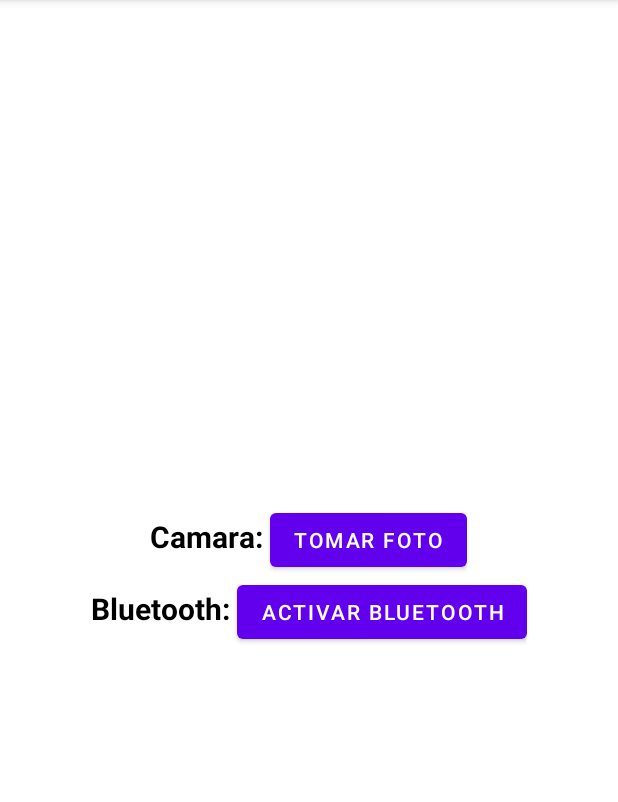
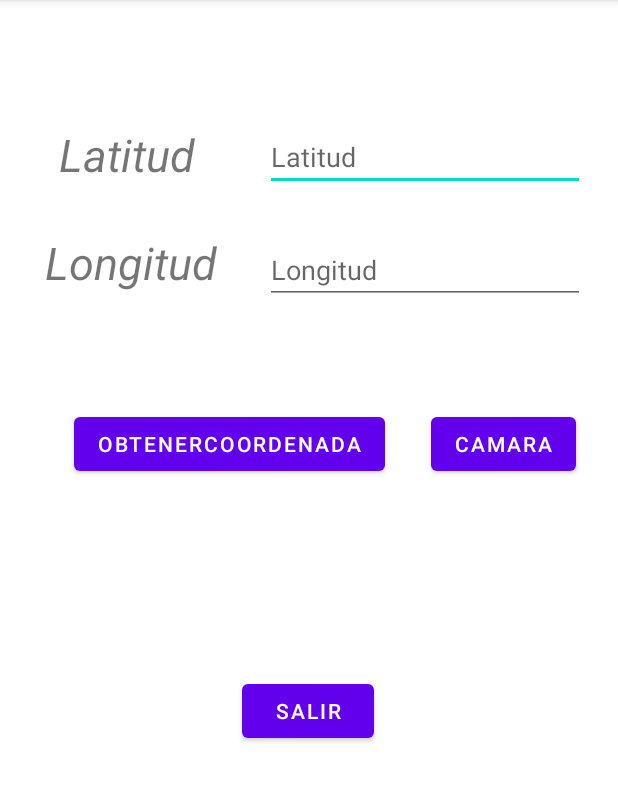
Before and after one commit to JeffersonCabello/AMST-Sensores-Embebidos, an Android app: the screen it shows after launch (MainActivity), on a phone screen of 412 x 824 dp, the part 84-886 px from its top. Run offline under Robolectric (Android 15) with nearby library versions, the phone set to English and light mode, and no system bars.

Commit message:
Sensor GPS

```diff
--- a/app/build.gradle
+++ b/app/build.gradle
@@ -37,4 +37,5 @@ dependencies {
     testImplementation 'junit:junit:4.13.2'
     androidTestImplementation 'androidx.test.ext:junit:1.1.4'
     androidTestImplementation 'androidx.test.espresso:espresso-core:3.5.0'
+    implementation 'com.google.android.gms:play-services-location:17.1.0'
 }
--- a/app/src/main/AndroidManifest.xml
+++ b/app/src/main/AndroidManifest.xml
@@ -2,6 +2,7 @@
 <manifest xmlns:android="http://schemas.android.com/apk/res/android"
     xmlns:tools="http://schemas.android.com/tools">
 
+    <uses-permission android:name="android.permission.ACCESS_FINE_LOCATION" />
     <application
         android:allowBackup="true"
         android:dataExtractionRules="@xml/data_extraction_rules"
--- a/app/src/main/java/com/example/g2_sensoresembebidos/MainActivity.java
+++ b/app/src/main/java/com/example/g2_sensoresembebidos/MainActivity.java
@@ -1,26 +1,52 @@
 package com.example.g2_sensoresembebidos;
 
 
+import androidx.annotation.NonNull;
 import androidx.appcompat.app.AppCompatActivity;
+import androidx.core.app.ActivityCompat;
+import androidx.core.content.ContextCompat;
+import androidx.core.content.PackageManagerCompat;
 
+import android.Manifest;
+import android.annotation.SuppressLint;
 import android.content.Intent;
+import android.content.pm.PackageManager;
 import android.os.Bundle;
+import android.os.Looper;
 import android.provider.MediaStore;
 import android.view.View;
 import android.widget.Button;
+import android.widget.EditText;
+import android.widget.ProgressBar;
+import android.widget.Toast;
+
+import com.google.android.gms.location.FusedLocationProviderClient;
+import com.google.android.gms.location.LocationCallback;
+import com.google.android.gms.location.LocationRequest;
+import com.google.android.gms.location.LocationResult;
+import com.google.android.gms.location.LocationServices;
 
 public class MainActivity extends AppCompatActivity {
 
+    private static final int REQUEST_CODE = 1;
     private Button camara;
-    private Button bluetooth;
+    private Button gps;
+    private Button salida;
+    EditText lati;
+    EditText longi;
+    FusedLocationProviderClient fusedLocationProviderClient;
+    ProgressBar progressBar;
 
+    @SuppressLint("MissingInflatedId")
     @Override
     protected void onCreate(Bundle savedInstanceState) {
         super.onCreate(savedInstanceState);
         setContentView(R.layout.activity_main);
-        camara = (Button) findViewById(R.id.button_camara);
-        bluetooth = (Button) findViewById(R.id.button_bluetooth);
-
+        camara = (Button) findViewById(R.id.btnCamara);
+        gps = (Button) findViewById(R.id.btnObtenerCoordenda);
+        salida = findViewById(R.id.btnSalir);
+        lati = findViewById(R.id.edtlatitud);
+        longi = findViewById(R.id.edtlongitud);
 
         camara.setOnClickListener(new View.OnClickListener() {
             @Override
@@ -33,4 +59,55 @@ public class MainActivity extends AppCompatActivity {
         Intent intent = new Intent(MediaStore.ACTION_IMAGE_CAPTURE);
         startActivityForResult(intent, 2);
     }
+    public void ObtenerCoordenadas(View view) {
+        if (ContextCompat.checkSelfPermission(getApplicationContext(), Manifest.permission.ACCESS_FINE_LOCATION) != PackageManager.PERMISSION_GRANTED)
+        {
+            ActivityCompat.requestPermissions(MainActivity.this,new String[]{Manifest.permission.ACCESS_FINE_LOCATION},REQUEST_CODE);
+        } else {
+
+            getCoordenada();
+        }
+    }
+    @Override
+    public void onRequestPermissionsResult(int requestCode, @NonNull String[] permissions, @NonNull int[] grantResults) {
+        super.onRequestPermissionsResult(requestCode, permissions, grantResults);
+        if (requestCode == REQUEST_CODE && grantResults.length > 0) {
+            if (grantResults[0] == PackageManager.PERMISSION_GRANTED) {
+                getCoordenada();
+            } else {
+                Toast.makeText(this, "Permiso Denegado ..", Toast.LENGTH_SHORT).show();
+            }
+        }
+    }
+    private void getCoordenada() {
+        try {
+            LocationRequest locationRequest = new LocationRequest();
+            locationRequest.setInterval(10000);
+            locationRequest.setFastestInterval(3000);
+            locationRequest.setPriority(LocationRequest.PRIORITY_HIGH_ACCURACY);
+            if (ActivityCompat.checkSelfPermission(this, Manifest.permission.ACCESS_FINE_LOCATION) != PackageManager.PERMISSION_GRANTED) {
+
+                return;
+            }
+            LocationServices.getFusedLocationProviderClient(this).requestLocationUpdates(locationRequest, new LocationCallback() {
+                @Override
+                public void onLocationResult(LocationResult locationResult) {
+                    super.onLocationResult(locationResult);
+                    LocationServices.getFusedLocationProviderClient(MainActivity.this).removeLocationUpdates(this);
+                    if (locationResult != null && locationResult.getLocations().size() > 0) {
+                        int latestLocationIndex = locationResult.getLocations().size() - 1;
+                        double latitud = locationResult.getLocations().get(latestLocationIndex).getLatitude();
+                        double longitud = locationResult.getLocations().get(latestLocationIndex).getLongitude();
+                        longi.setText(String.valueOf(longitud));
+                        lati.setText(String.valueOf(latitud));
+                    }
+                }
+
+            }, Looper.myLooper());
+
+        }catch (Exception ex){
+            System.out.println("Error es :" + ex);
+        }
+
+    }
 }
--- a/app/src/main/res/layout/activity_main.xml
+++ b/app/src/main/res/layout/activity_main.xml
@@ -6,55 +6,96 @@
     android:layout_height="match_parent"
     tools:context=".MainActivity">
 
-    <LinearLayout
-        android:layout_width="match_parent"
-        android:layout_height="match_parent"
-        android:gravity="center"
-        android:orientation="vertical"
-        tools:ignore="MissingConstraints"
-        tools:layout_editor_absoluteX="1dp"
-        tools:layout_editor_absoluteY="1dp">
-
-        <LinearLayout
+    <TextView
+        android:id="@+id/textView"
         android:layout_width="wrap_content"
         android:layout_height="wrap_content"
-            android:orientation="horizontal">
+        android:layout_marginStart="17dp"
+        android:layout_marginEnd="25dp"
+        android:layout_marginBottom="31dp"
+        android:text="Latitud"
+        android:textSize="30sp"
+        android:textStyle="italic"
+        app:layout_constraintBottom_toTopOf="@+id/textView2"
+        app:layout_constraintEnd_toStartOf="@+id/edtlatitud"
+        app:layout_constraintStart_toStartOf="parent"
+        android:layout_marginLeft="17dp"
+        android:layout_marginRight="25dp" />
 
     <TextView
-                android:id="@+id/camara"
+        android:id="@+id/textView2"
         android:layout_width="wrap_content"
         android:layout_height="wrap_content"
-                android:text="Camara: "
-                android:textColor="@android:color/black"
-                android:textSize="20dp"
-                android:textStyle="bold" />
+        android:layout_marginStart="8dp"
+        android:layout_marginTop="27dp"
+        android:layout_marginEnd="10dp"
+        android:text="Longitud"
+        android:textSize="30sp"
+        android:textStyle="italic"
+        app:layout_constraintEnd_toStartOf="@+id/edtlongitud"
+        app:layout_constraintStart_toStartOf="parent"
+        app:layout_constraintTop_toBottomOf="@+id/edtlatitud"
+        android:layout_marginLeft="8dp"
+        android:layout_marginRight="10dp" />
+
+    <EditText
+        android:id="@+id/edtlatitud"
+        android:layout_width="wrap_content"
+        android:layout_height="wrap_content"
+        android:layout_marginTop="82dp"
+        android:ems="10"
+        android:hint="Latitud"
+        android:inputType="textPersonName"
+        app:layout_constraintEnd_toEndOf="parent"
+        app:layout_constraintStart_toEndOf="@+id/textView"
+        app:layout_constraintTop_toTopOf="parent" />
+
+    <EditText
+        android:id="@+id/edtlongitud"
+        android:layout_width="wrap_content"
+        android:layout_height="wrap_content"
+        android:ems="10"
+        android:hint="Longitud"
+        android:inputType="textPersonName"
+        app:layout_constraintBaseline_toBaselineOf="@+id/textView2"
+        app:layout_constraintEnd_toEndOf="parent"
+        app:layout_constraintStart_toEndOf="@+id/textView2" />
 
     <Button
-                android:id="@+id/button_camara"
+        android:id="@+id/btnObtenerCoordenda"
         android:layout_width="wrap_content"
         android:layout_height="wrap_content"
-                android:text="Tomar foto" />
-        </LinearLayout>
+        android:layout_marginStart="21dp"
+        android:layout_marginLeft="21dp"
+        android:layout_marginTop="272dp"
+        android:layout_marginEnd="3dp"
+        android:layout_marginRight="3dp"
+        android:onClick="ObtenerCoordenadas"
+        android:text="ObtenerCoordenada"
+        app:layout_constraintEnd_toStartOf="@+id/btnCamara"
+        app:layout_constraintStart_toStartOf="parent"
+        app:layout_constraintTop_toTopOf="parent" />
 
-        <LinearLayout
+    <Button
+        android:id="@+id/btnCamara"
         android:layout_width="wrap_content"
         android:layout_height="wrap_content"
-            android:orientation="horizontal">
+        android:text="Camara"
+        app:layout_constraintBaseline_toBaselineOf="@+id/btnObtenerCoordenda"
+        app:layout_constraintEnd_toEndOf="parent"
+        app:layout_constraintStart_toEndOf="@+id/btnObtenerCoordenda" />
 
-            <TextView
-                android:id="@+id/bluetooth"
+    <Button
+        android:id="@+id/btnSalir"
         android:layout_width="wrap_content"
         android:layout_height="wrap_content"
-                android:text="Bluetooth: "
-                android:textColor="@android:color/black"
-                android:textSize="20dp"
-                android:textStyle="bold" />
+        android:onClick="Exit"
+        android:text="Salir"
+        app:layout_constraintBottom_toBottomOf="parent"
+        app:layout_constraintEnd_toEndOf="parent"
+        app:layout_constraintHorizontal_bias="0.498"
+        app:layout_constraintStart_toStartOf="parent"
+        app:layout_constraintTop_toTopOf="parent"
+        app:layout_constraintVertical_bias="0.625" />
 
-            <Button
-                android:id="@+id/button_bluetooth"
-                android:layout_width="wrap_content"
-                android:layout_height="wrap_content"
-                android:text="Activar bluetooth" />
-        </LinearLayout>
-    </LinearLayout>
 </androidx.constraintlayout.widget.ConstraintLayout>
```
Lines whose indentation alone changed are shown as unchanged.
